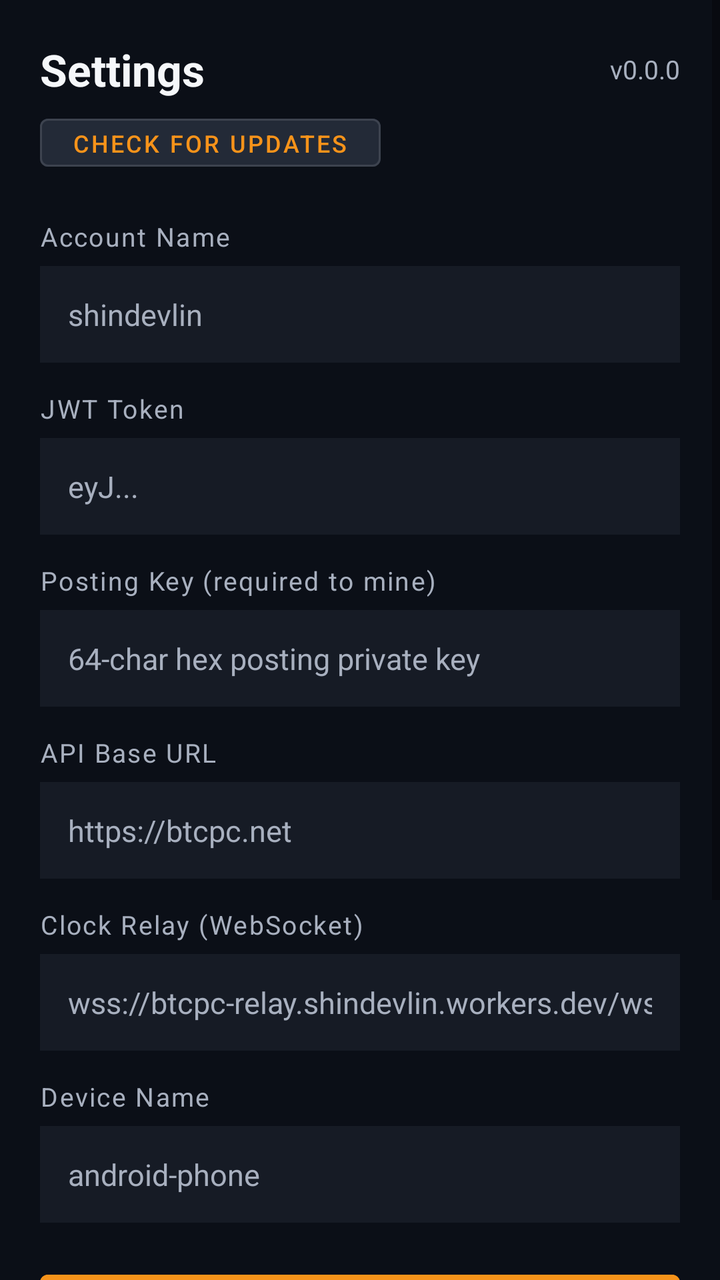
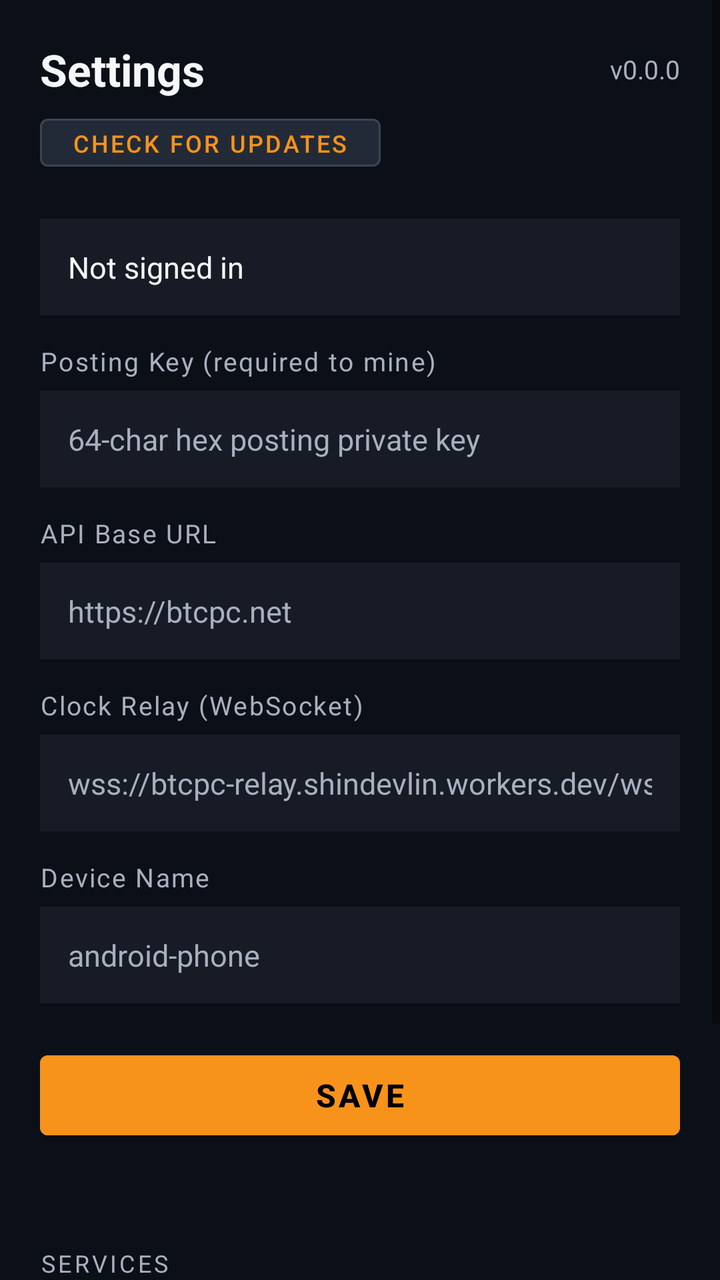

Before-and-after screenshots of an Android layout around one commit, followed by the original layout XML and the change that was made.
<!-- AndroidManifest.xml: application theme AppTheme -->
<!-- res/layout/fragment_settings.xml -->
<?xml version="1.0" encoding="utf-8"?>
<ScrollView xmlns:android="http://schemas.android.com/apk/res/android"
    android:layout_width="match_parent"
    android:layout_height="match_parent"
    android:background="@color/btcpc_bg"
    android:fillViewport="true">

    <LinearLayout
        android:layout_width="match_parent"
        android:layout_height="wrap_content"
        android:orientation="vertical"
        android:padding="20dp">

        
        <LinearLayout
            android:layout_width="match_parent"
            android:layout_height="wrap_content"
            android:orientation="horizontal"
            android:gravity="center_vertical"
            android:layout_marginBottom="4dp">

            <TextView
                android:layout_width="0dp"
                android:layout_height="wrap_content"
                android:layout_weight="1"
                android:text="Settings"
                android:textColor="@color/btcpc_text"
                android:textSize="22sp"
                android:textStyle="bold" />

            <TextView
                android:id="@+id/settings_version"
                android:layout_width="wrap_content"
                android:layout_height="wrap_content"
                android:text="v0.0.0"
                android:textColor="@color/btcpc_muted"
                android:textSize="13sp" />

        </LinearLayout>

        
        <LinearLayout
            android:layout_width="match_parent"
            android:layout_height="wrap_content"
            android:orientation="horizontal"
            android:gravity="center_vertical"
            android:layout_marginBottom="20dp">

            <TextView
                android:id="@+id/settings_update_status"
                android:layout_width="0dp"
                android:layout_height="wrap_content"
                android:layout_weight="1"
                android:text=""
                android:textColor="@color/btcpc_muted"
                android:textSize="12sp"
                android:visibility="gone" />

            <com.google.android.material.button.MaterialButton
                android:id="@+id/settings_update_btn"
                android:layout_width="wrap_content"
                android:layout_height="36dp"
                android:backgroundTint="@color/btcpc_surface_alt"
                android:text="Check for updates"
                android:textColor="@color/btcpc_orange"
                android:textSize="12sp"
                style="@style/Widget.MaterialComponents.Button.OutlinedButton"
                android:strokeColor="@color/btcpc_orange"
                android:strokeWidth="1" />

        </LinearLayout>

        
        <TextView
            android:layout_width="wrap_content"
            android:layout_height="wrap_content"
            android:text="Account Name"
            android:textColor="@color/btcpc_muted"
            android:textSize="13sp"
            android:letterSpacing="0.06" />

        <EditText
            android:id="@+id/settings_account"
            android:layout_width="match_parent"
            android:layout_height="wrap_content"
            android:layout_marginTop="6dp"
            android:layout_marginBottom="14dp"
            android:background="@color/btcpc_surface"
            android:hint="shindevlin"
            android:inputType="text"
            android:padding="14dp"
            android:textColor="@color/btcpc_text"
            android:textColorHint="@color/btcpc_muted"
            android:textSize="15sp" />

        
        <TextView
            android:layout_width="wrap_content"
            android:layout_height="wrap_content"
            android:text="JWT Token"
            android:textColor="@color/btcpc_muted"
            android:textSize="13sp"
            android:letterSpacing="0.06" />

        <EditText
            android:id="@+id/settings_jwt"
            android:layout_width="match_parent"
            android:layout_height="wrap_content"
            android:layout_marginTop="6dp"
            android:layout_marginBottom="14dp"
            android:background="@color/btcpc_surface"
            android:hint="eyJ..."
            android:inputType="textPassword"
            android:padding="14dp"
            android:textColor="@color/btcpc_text"
            android:textColorHint="@color/btcpc_muted"
            android:textSize="15sp" />

        
        <TextView
            android:layout_width="wrap_content"
            android:layout_height="wrap_content"
            android:text="Posting Key (required to mine)"
            android:textColor="@color/btcpc_muted"
            android:textSize="13sp"
            android:letterSpacing="0.06" />

        <EditText
            android:id="@+id/settings_posting_key"
            android:layout_width="match_parent"
            android:layout_height="wrap_content"
            android:layout_marginTop="6dp"
            android:layout_marginBottom="14dp"
            android:background="@color/btcpc_surface"
            android:hint="64-char hex posting private key"
            android:inputType="textPassword"
            android:padding="14dp"
            android:textColor="@color/btcpc_text"
            android:textColorHint="@color/btcpc_muted"
            android:textSize="15sp"
            android:importantForAutofill="no" />

        
        <TextView
            android:layout_width="wrap_content"
            android:layout_height="wrap_content"
            android:text="API Base URL"
            android:textColor="@color/btcpc_muted"
            android:textSize="13sp"
            android:letterSpacing="0.06" />

        <EditText
            android:id="@+id/settings_api_url"
            android:layout_width="match_parent"
            android:layout_height="wrap_content"
            android:layout_marginTop="6dp"
            android:layout_marginBottom="14dp"
            android:background="@color/btcpc_surface"
            android:hint="https://btcpc.net"
            android:inputType="textUri"
            android:padding="14dp"
            android:textColor="@color/btcpc_text"
            android:textColorHint="@color/btcpc_muted"
            android:textSize="15sp" />

        
        <TextView
            android:layout_width="wrap_content"
            android:layout_height="wrap_content"
            android:text="Clock Relay (WebSocket)"
            android:textColor="@color/btcpc_muted"
            android:textSize="13sp"
            android:letterSpacing="0.06" />

        <EditText
            android:id="@+id/settings_relay_url"
            android:layout_width="match_parent"
            android:layout_height="wrap_content"
            android:layout_marginTop="6dp"
            android:layout_marginBottom="14dp"
            android:background="@color/btcpc_surface"
            android:hint="wss://btcpc-relay.shindevlin.workers.dev/ws"
            android:inputType="textUri"
            android:padding="14dp"
            android:textColor="@color/btcpc_text"
            android:textColorHint="@color/btcpc_muted"
            android:textSize="15sp" />

        
        <TextView
            android:layout_width="wrap_content"
            android:layout_height="wrap_content"
            android:text="Device Name"
            android:textColor="@color/btcpc_muted"
            android:textSize="13sp"
            android:letterSpacing="0.06" />

        <EditText
            android:id="@+id/settings_device_name"
            android:layout_width="match_parent"
            android:layout_height="wrap_content"
            android:layout_marginTop="6dp"
            android:layout_marginBottom="20dp"
            android:background="@color/btcpc_surface"
            android:hint="android-phone"
            android:inputType="text"
            android:padding="14dp"
            android:textColor="@color/btcpc_text"
            android:textColorHint="@color/btcpc_muted"
            android:textSize="15sp" />

        <com.google.android.material.button.MaterialButton
            android:id="@+id/settings_save_btn"
            android:layout_width="match_parent"
            android:layout_height="52dp"
            android:backgroundTint="@color/btcpc_orange"
            android:text="Save"
            android:textColor="@android:color/black"
            android:textSize="16sp"
            android:textStyle="bold" />

        <TextView
            android:id="@+id/settings_save_status"
            android:layout_width="match_parent"
            android:layout_height="wrap_content"
            android:layout_marginTop="8dp"
            android:gravity="center"
            android:text=""
            android:textColor="@color/btcpc_green"
            android:textSize="13sp" />

        
        <TextView
            android:layout_width="wrap_content"
            android:layout_height="wrap_content"
            android:layout_marginTop="24dp"
            android:layout_marginBottom="10dp"
            android:text="SERVICES"
            android:textColor="@color/btcpc_muted"
            android:textSize="12sp"
            android:letterSpacing="0.12" />

        <LinearLayout
            android:layout_width="match_parent"
            android:layout_height="wrap_content"
            android:orientation="vertical"
            android:background="@color/btcpc_surface"
            android:padding="12dp">

            <LinearLayout
                android:layout_width="match_parent"
                android:layout_height="wrap_content"
                android:orientation="horizontal"
                android:gravity="center_vertical"
                android:paddingVertical="8dp">

                <TextView
                    android:layout_width="0dp"
                    android:layout_height="wrap_content"
                    android:layout_weight="1"
                    android:text="Relay (Flipper)"
                    android:textColor="@color/btcpc_text"
                    android:textSize="14sp" />

                <TextView
                    android:id="@+id/settings_relay_status"
                    android:layout_width="wrap_content"
                    android:layout_height="wrap_content"
                    android:text="--"
                    android:textColor="@color/btcpc_muted"
                    android:textSize="13sp" />

            </LinearLayout>

            <View
                android:layout_width="match_parent"
                android:layout_height="1dp"
                android:background="@color/btcpc_surface_alt" />

            <LinearLayout
                android:layout_width="match_parent"
                android:layout_height="wrap_content"
                android:orientation="horizontal"
                android:gravity="center_vertical"
                android:paddingVertical="8dp">

                <TextView
                    android:layout_width="0dp"
                    android:layout_height="wrap_content"
                    android:layout_weight="1"
                    android:text="Clock Peer"
                    android:textColor="@color/btcpc_text"
                    android:textSize="14sp" />

                <TextView
                    android:id="@+id/settings_clock_status"
                    android:layout_width="wrap_content"
                    android:layout_height="wrap_content"
                    android:text="--"
                    android:textColor="@color/btcpc_muted"
                    android:textSize="13sp" />

            </LinearLayout>

            <View
                android:layout_width="match_parent"
                android:layout_height="1dp"
                android:background="@color/btcpc_surface_alt" />

            <LinearLayout
                android:layout_width="match_parent"
                android:layout_height="wrap_content"
                android:orientation="horizontal"
                android:gravity="center_vertical"
                android:paddingVertical="8dp">

                <TextView
                    android:layout_width="0dp"
                    android:layout_height="wrap_content"
                    android:layout_weight="1"
                    android:text="Sensors"
                    android:textColor="@color/btcpc_text"
                    android:textSize="14sp" />

                <TextView
                    android:id="@+id/settings_sensor_status"
                    android:layout_width="wrap_content"
                    android:layout_height="wrap_content"
                    android:text="--"
                    android:textColor="@color/btcpc_muted"
                    android:textSize="13sp" />

            </LinearLayout>

        </LinearLayout>

    </LinearLayout>
</ScrollView>
<!-- resources referenced by this layout -->
<resources>
  <color name="btcpc_bg">#0B0F17</color>
  <color name="btcpc_green">#22C55E</color>
  <color name="btcpc_muted">#A8B0BF</color>
  <color name="btcpc_orange">#F7931A</color>
  <color name="btcpc_surface">#161B25</color>
  <color name="btcpc_surface_alt">#232A37</color>
  <color name="btcpc_text">#F5F7FA</color>
  <style name="AppTheme" parent="Theme.MaterialComponents.DayNight.NoActionBar">
          <item name="colorPrimary">@color/btcpc_orange</item>
          <item name="colorPrimaryVariant">@color/btcpc_surface_alt</item>
          <item name="colorOnPrimary">@android:color/black</item>
          <item name="colorSecondary">@color/btcpc_green</item>
          <item name="colorOnSecondary">@android:color/black</item>
          <item name="colorSurface">@color/btcpc_surface</item>
          <item name="colorOnSurface">@color/btcpc_text</item>
          <item name="android:colorBackground">@color/btcpc_bg</item>
          <item name="colorOnBackground">@color/btcpc_text</item>
          <item name="android:windowBackground">@color/btcpc_bg</item>
          <item name="android:statusBarColor">@color/btcpc_bg</item>
          <item name="android:navigationBarColor">@color/btcpc_surface</item>
          <item name="materialThemeOverlay">@style/ThemeOverlay.BtcpcDark</item>
      </style>
  <style name="ThemeOverlay.BtcpcDark" parent="">
          <item name="colorControlHighlight">#33F7931A</item>
          <item name="colorControlActivated">@color/btcpc_orange</item>
      </style>
</resources>

<!-- the commit's change to res/layout/fragment_settings.xml (unified diff, before → after) -->
@@ -71,50 +71,39 @@
         </LinearLayout>
 
         
-        <TextView
-            android:layout_width="wrap_content"
-            android:layout_height="wrap_content"
-            android:text="Account Name"
-            android:textColor="@color/btcpc_muted"
-            android:textSize="13sp"
-            android:letterSpacing="0.06" />
-
-        <EditText
-            android:id="@+id/settings_account"
-            android:layout_width="match_parent"
-            android:layout_height="wrap_content"
-            android:layout_marginTop="6dp"
-            android:layout_marginBottom="14dp"
-            android:background="@color/btcpc_surface"
-            android:hint="shindevlin"
-            android:inputType="text"
-            android:padding="14dp"
-            android:textColor="@color/btcpc_text"
-            android:textColorHint="@color/btcpc_muted"
-            android:textSize="15sp" />
-
-        
-        <TextView
-            android:layout_width="wrap_content"
-            android:layout_height="wrap_content"
-            android:text="JWT Token"
-            android:textColor="@color/btcpc_muted"
-            android:textSize="13sp"
-            android:letterSpacing="0.06" />
-
-        <EditText
-            android:id="@+id/settings_jwt"
-            android:layout_width="match_parent"
-            android:layout_height="wrap_content"
-            android:layout_marginTop="6dp"
-            android:layout_marginBottom="14dp"
-            android:background="@color/btcpc_surface"
-            android:hint="eyJ..."
-            android:inputType="textPassword"
-            android:padding="14dp"
-            android:textColor="@color/btcpc_text"
-            android:textColorHint="@color/btcpc_muted"
-            android:textSize="15sp" />
+        <LinearLayout
+            android:id="@+id/settings_account_row"
+            android:layout_width="match_parent"
+            android:layout_height="wrap_content"
+            android:orientation="horizontal"
+            android:gravity="center_vertical"
+            android:background="@color/btcpc_surface"
+            android:padding="14dp"
+            android:layout_marginBottom="14dp">
+
+            <TextView
+                android:id="@+id/settings_account_label"
+                android:layout_width="0dp"
+                android:layout_height="wrap_content"
+                android:layout_weight="1"
+                android:text="Not signed in"
+                android:textColor="@color/btcpc_text"
+                android:textSize="15sp" />
+
+            <com.google.android.material.button.MaterialButton
+                android:id="@+id/settings_signout_btn"
+                android:layout_width="wrap_content"
+                android:layout_height="36dp"
+                android:text="Sign Out"
+                android:textColor="#EF4444"
+                android:textSize="13sp"
+                android:backgroundTint="@color/btcpc_surface_alt"
+                style="@style/Widget.MaterialComponents.Button.OutlinedButton"
+                android:strokeColor="#EF4444"
+                android:strokeWidth="1"
+                android:visibility="gone" />
+
+        </LinearLayout>
 
         
         <TextView
